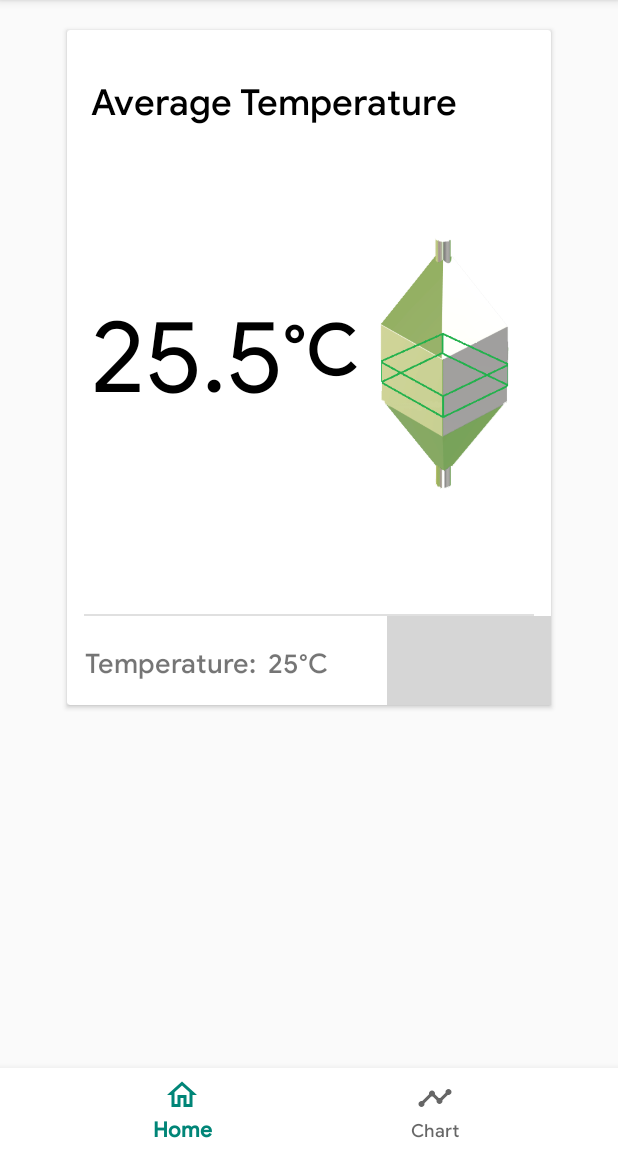
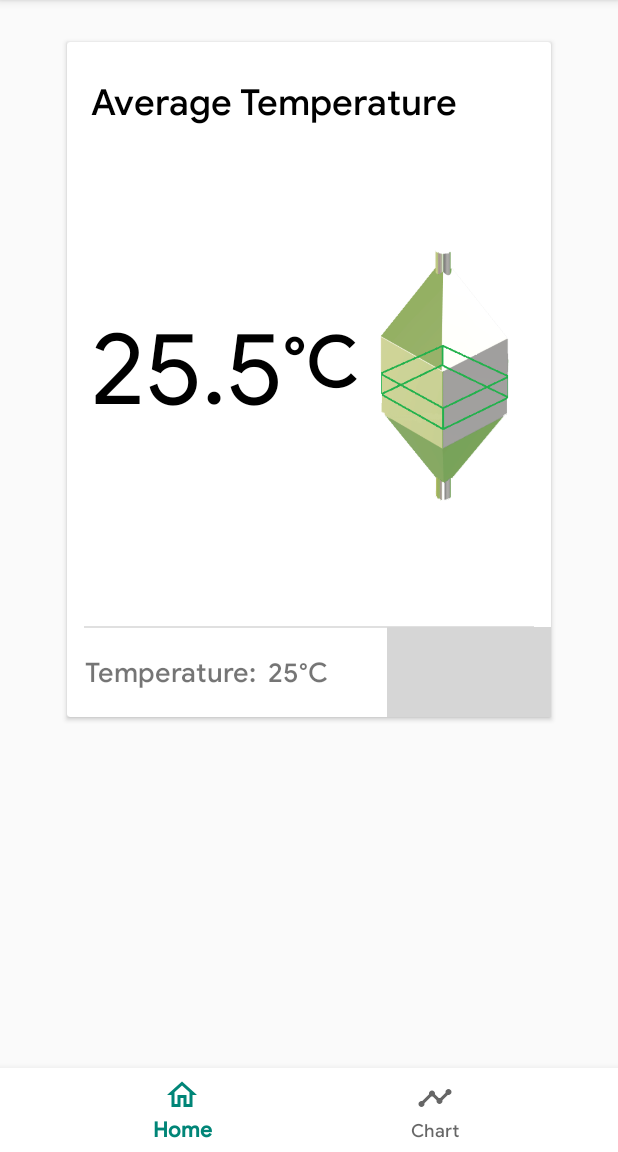
Before and after one commit to joaoGabriel55/GrainControl_app, an Android app: the screen it shows after launch (MainActivity), on a phone screen of 412 x 824 dp, the part 84-1236 px from its top. Run offline under Robolectric (Android 15) with nearby library versions, the phone set to English and light mode, and no system bars; our stand-ins replace Firebase (no records; nobody signed in at launch, a user with empty details on screens opened directly); libraries missing offline, so code that uses them is left out: com.afollestad.materialdialogs; Roboto replaces fonts that are not available here; grey boxes are pictures that could not be loaded.

Commit message:
More Design fixes

```diff
--- a/app/build.gradle
+++ b/app/build.gradle
@@ -35,7 +35,7 @@ dependencies {
     testImplementation 'junit:junit:4.12'
     androidTestImplementation 'com.android.support.test:runner:1.0.2'
     androidTestImplementation 'com.android.support.test.espresso:espresso-core:3.0.2'
-    compile "org.jetbrains.kotlin:kotlin-stdlib-jdk7:$kotlin_version"
+    implementation "org.jetbrains.kotlin:kotlin-stdlib-jdk7:$kotlin_version"
 }
 
 apply plugin: 'com.google.gms.google-services'
--- a/app/src/main/java/com/tads/graincontrol/graincontrol/MainActivity.kt
+++ b/app/src/main/java/com/tads/graincontrol/graincontrol/MainActivity.kt
@@ -32,6 +32,7 @@ class MainActivity : AppCompatActivity(), BottomNavigationView.OnNavigationItemS
         if (fragment != null) {
             supportFragmentManager
                     .beginTransaction()
+                    .setCustomAnimations(R.anim.exit_to_right, R.anim.exit_to_right, R.anim.exit_to_right, R.anim.exit_to_right)
                     .replace(R.id.fragment_container, fragment)
                     .commit()
             return true
--- a/app/src/main/java/com/tads/graincontrol/graincontrol/fragment/FragmentChart.java
+++ b/app/src/main/java/com/tads/graincontrol/graincontrol/fragment/FragmentChart.java
@@ -56,12 +56,11 @@ public class FragmentChart extends Fragment {
         series = new LineGraphSeries();
         graph = (GraphView) view.findViewById(R.id.graphView);
 
-        dateTV = view.findViewById(R.id.dateGraph);
+        //dateTV = view.findViewById(R.id.dateGraph);
 
         setPointDataBase = GrainControlUtils.getFirebaseDatabase().getReference("setpoint").child("valor");
-        //dateTV.setText(Calendar.getInstance().getTime().toString());
 
-        GrainControlUtils.getTime(getActivity(), dateTV);
+        //GrainControlUtils.getTime(getActivity(), dateTV);
 
         initGraph();
         return view;
--- /dev/null
+++ b/app/src/main/res/anim/exit_to_right.xml
@@ -0,0 +1,12 @@
+<?xml version="1.0" encoding="utf-8"?>
+<set xmlns:android="http://schemas.android.com/apk/res/android"
+    android:shareInterpolator="false">
+
+    <translate
+        android:duration="100"
+        android:fromXDelta="50%"
+        android:fromYDelta="0%"
+        android:toXDelta="0%"
+        android:toYDelta="0%" />
+
+</set>
--- a/app/src/main/res/layout/silo_layout.xml
+++ b/app/src/main/res/layout/silo_layout.xml
@@ -12,11 +12,11 @@
         android:layout_width="328dp"
         android:layout_height="458dp"
         android:layout_gravity="center"
+        android:layout_marginEnd="8dp"
+        android:layout_marginLeft="8dp"
+        android:layout_marginRight="8dp"
         android:layout_marginStart="8dp"
-        android:layout_marginLeft="8dp"
-        android:layout_marginTop="8dp"
-        android:layout_marginEnd="8dp"
-        android:layout_marginRight="8dp"
+        android:layout_marginTop="16dp"
         card_view:cardBackgroundColor="@android:color/white"
         card_view:cardElevation="2sp"
         card_view:cardUseCompatPadding="true"
@@ -61,9 +61,9 @@
                 android:id="@+id/setPoint"
                 android:layout_width="wrap_content"
                 android:layout_height="wrap_content"
+                android:layout_marginBottom="18dp"
+                android:layout_marginLeft="12dp"
                 android:layout_marginStart="12dp"
-                android:layout_marginLeft="12dp"
-                android:layout_marginBottom="16dp"
                 android:text="@string/set_point"
                 android:textSize="18sp"
                 app:fontFamily="@font/google_sans_medium"
@@ -75,9 +75,8 @@
                 android:id="@+id/average"
                 android:layout_width="wrap_content"
                 android:layout_height="wrap_content"
+                android:layout_marginLeft="16dp"
                 android:layout_marginStart="16dp"
-                android:layout_marginLeft="16dp"
-                android:layout_marginTop="8dp"
                 android:text="@string/average"
                 android:textColor="@android:color/black"
                 android:textSize="24sp"
@@ -89,12 +88,12 @@
                 android:id="@+id/averageValue"
                 android:layout_width="wrap_content"
                 android:layout_height="wrap_content"
+                android:layout_marginBottom="128dp"
+                android:layout_marginEnd="33dp"
+                android:layout_marginLeft="16dp"
+                android:layout_marginRight="33dp"
                 android:layout_marginStart="16dp"
-                android:layout_marginLeft="16dp"
                 android:layout_marginTop="128dp"
-                android:layout_marginEnd="33dp"
-                android:layout_marginRight="33dp"
-                android:layout_marginBottom="128dp"
                 android:fontFamily="@font/google_font_new"
                 android:text="25.5"
                 android:textColor="@android:color/black"
@@ -121,12 +120,12 @@
             <TextView
                 android:id="@+id/changeLink"
                 android:layout_width="wrap_content"
-                android:layout_height="59dp"
+                android:layout_height="60dp"
                 android:background="@drawable/ripple_effect"
+                android:paddingBottom="14dp"
                 android:paddingLeft="16dp"
+                android:paddingRight="16dp"
                 android:paddingTop="20dp"
-                android:paddingRight="16dp"
-                android:paddingBottom="14dp"
                 android:text="CHANGE"
                 android:textAllCaps="true"
                 android:textColor="@color/colorPrimary"
@@ -139,9 +138,9 @@
                 android:id="@+id/setPointValue"
                 android:layout_width="wrap_content"
                 android:layout_height="wrap_content"
+                android:layout_marginBottom="18dp"
+                android:layout_marginLeft="7dp"
                 android:layout_marginStart="7dp"
-                android:layout_marginLeft="7dp"
-                android:layout_marginBottom="16dp"
                 android:text="25"
                 android:textSize="18sp"
                 app:fontFamily="@font/google_sans_medium"
--- a/app/src/main/res/values/strings.xml
+++ b/app/src/main/res/values/strings.xml
@@ -18,4 +18,5 @@
     <string name="about_link">About</string>
     <string name="version">Version 0.5</string>
     <string name="copyright">© 2018 GrainControl "\n" All rights reserved.</string>
+    <string name="avg_temperature_graph">Average temperature graph</string>
 </resources>
--- a/app/src/main/res/values/styles.xml
+++ b/app/src/main/res/values/styles.xml
@@ -1,7 +1,7 @@
 <resources>
 
     <!-- Base application theme. -->
-    <style name="AppTheme" parent="Theme.AppCompat.Light.DarkActionBar">
+    <style name="AppTheme" parent="Base.Theme.AppCompat.Light.DarkActionBar">
         <!-- Customize your theme here. -->
         <item name="colorPrimary">@color/colorPrimary</item>
         <item name="colorPrimaryDark">@color/colorPrimaryDark</item>
@@ -15,5 +15,4 @@
         <item name="fontFamily">sans-serif</item>
     </style>
 
-
 </resources>
```
Also changed, not shown: app/src/main/res/layout/chart_layout.xml (+18 -27 lines).
